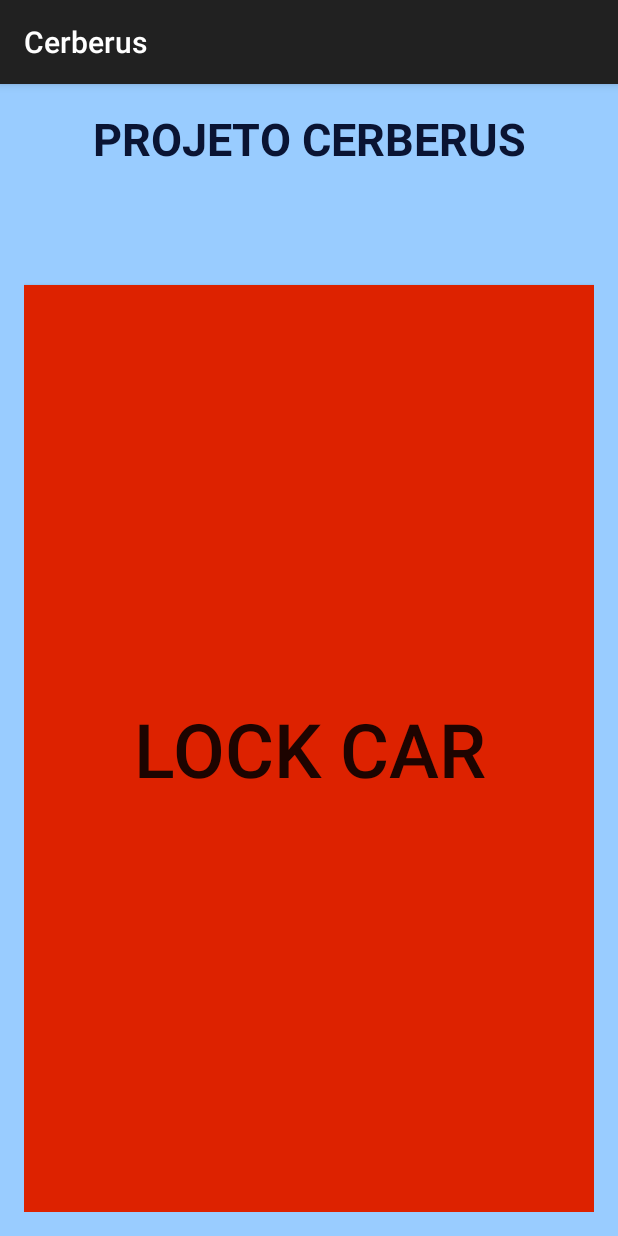
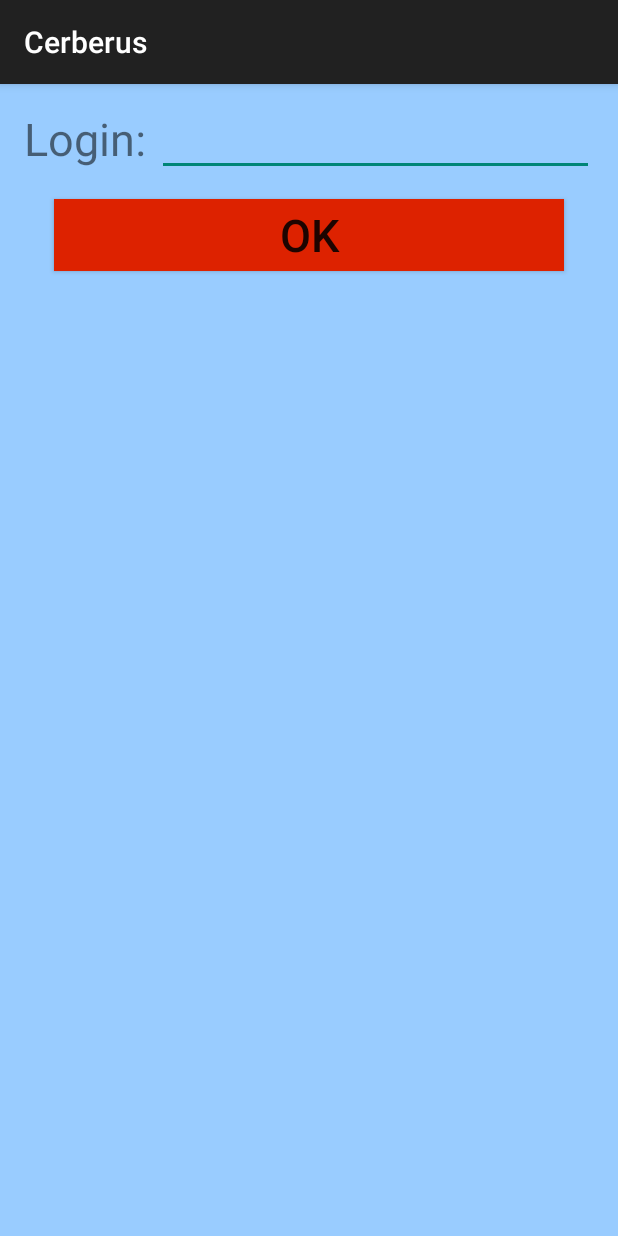
Before and after one commit to Henrod/Cerberus, an Android app: the screen it shows after launch (MainActivity), on a phone screen of 412 x 824 dp. Run offline under Robolectric (Android 15) with nearby library versions, the phone set to English and light mode, and no system bars.

Commit message:
login and watchdog

```diff
--- a/app/src/main/AndroidManifest.xml
+++ b/app/src/main/AndroidManifest.xml
@@ -22,5 +22,9 @@
         <activity
             android:name=".Alert"
             android:label="ALERTA"/>
+
+        <activity android:name=".LockCar"
+                android:label="LOCK"
+            />
     </application>
 </manifest>
--- a/app/src/main/res/layout/activity_main.xml
+++ b/app/src/main/res/layout/activity_main.xml
@@ -6,55 +6,31 @@
     android:paddingBottom="@dimen/activity_vertical_margin" tools:context=".MainActivity"
     android:background="#99CCFF">
 
+    <TextView
+        android:id="@+id/tv_login"
+        android:layout_width="wrap_content"
+        android:layout_height="wrap_content"
+        android:text="Login: "
+        android:textSize="30sp"/>
 
-    <TextView
-        android:id="@+id/title"
+    <EditText
+        android:id="@+id/et_login"
         android:layout_width="fill_parent"
         android:layout_height="wrap_content"
-        android:textSize="30sp"
-        android:text="PROJETO CERBERUS"
-        android:gravity="center"
-        android:textColor="#0A1433"
-        android:textStyle="bold"
+        android:layout_toRightOf="@+id/tv_login"
+        android:layout_toEndOf="@+id/tv_login"
+        android:inputType="text"
         />
 
-    <TextView
-        android:id="@+id/textview"
-        android:layout_width="wrap_content"
+    <Button
+        android:layout_width="fill_parent"
         android:layout_height="wrap_content"
-        android:layout_below="@+id/title"/>
-
-    <TextView
-        android:id="@+id/id"
-        android:layout_width="wrap_content"
-        android:layout_height="wrap_content"
-        android:layout_below="@+id/textview"/>
-
-    <TextView
-        android:id="@+id/lat"
-        android:layout_width="wrap_content"
-        android:layout_height="wrap_content"
-        android:layout_below="@+id/id"/>
-
-    <TextView
-        android:id="@+id/_long"
-        android:layout_below="@+id/lat"
-        android:layout_width="wrap_content"
-        android:layout_height="wrap_content" />
-
-    <TextView
-        android:id="@+id/moveu"
-        android:layout_below="@+id/_long"
-        android:layout_width="wrap_content"
-        android:layout_height="wrap_content" />
-
-    <Button
-        android:text="LOCK CAR"
-        android:textSize="50sp"
+        android:layout_below="@+id/tv_login"
+        android:layout_margin="20dp"
         android:background="#dd2200"
-        android:layout_width="fill_parent"
-        android:layout_height="fill_parent"
-        android:layout_below="@+id/_long"
-        android:onClick="start"/>
+        android:text="Ok"
+        android:textSize="30sp"
+        android:onClick="start_login"
+        />
 
 </RelativeLayout>
```
Also changed, not shown: app/src/main/java/com/example/henrique/cerberus/LockCar.java (added, +162 -0 lines), app/src/main/java/com/example/henrique/cerberus/MainActivity.java (+19 -74 lines), app/src/main/res/layout/activity_lock.xml (added, +66 -0 lines), 5 other files.
